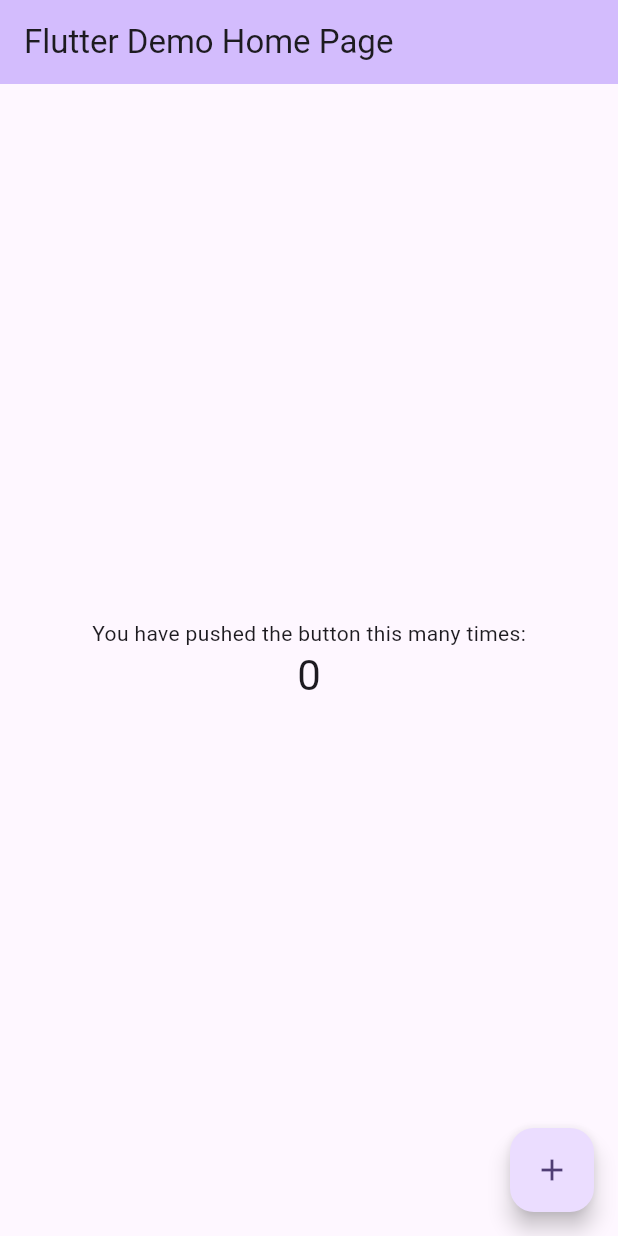
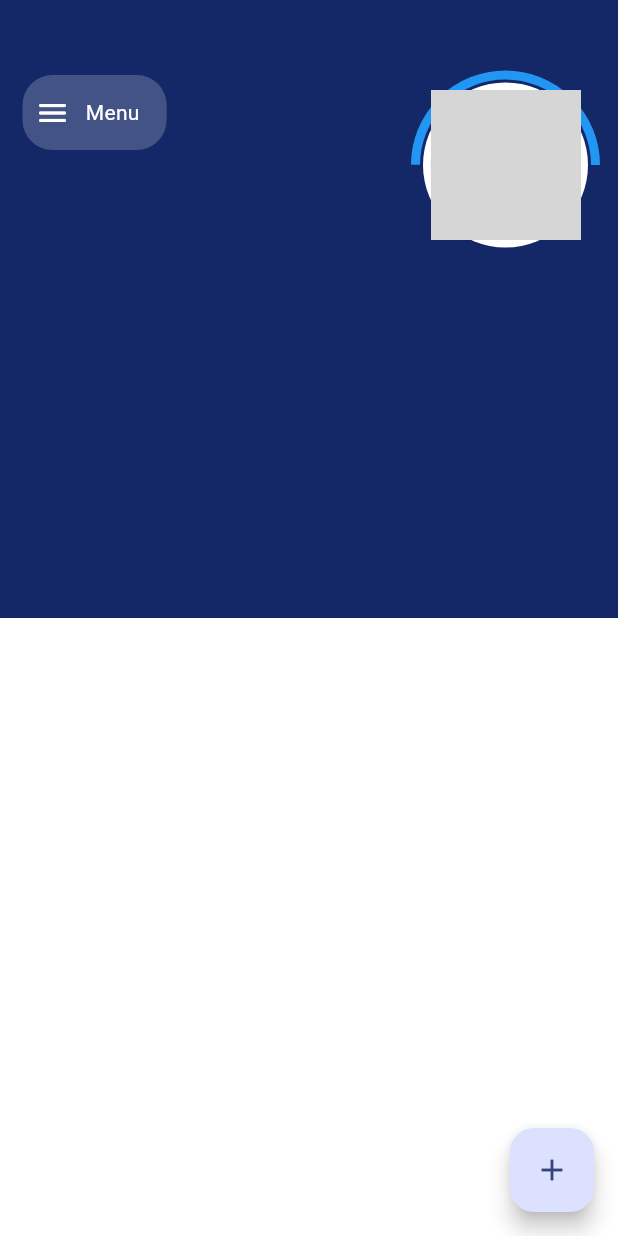
Before and after one commit to SurvilKumar/todoGetx, a Flutter app: the screen it shows after launch, on a phone screen of 412 x 824 dp. Run offline on Flutter 3.47's test engine with Material 3 defaults, Android fonts, the phone set to English and light mode, and no system bars; our stand-ins replace get; network calls fail; grey boxes are pictures that could not be loaded.

Commit message:
app bar add

```diff
--- /dev/null
+++ b/lib/core/theme/app_theme.dart
@@ -0,0 +1,9 @@
+import 'package:flutter/material.dart';
+import 'package:todo/core/utils/colors_const.dart';
+
+class AppTheme {
+  static final ThemeData lightTheme = ThemeData(
+    colorScheme: ColorScheme.fromSeed(seedColor: ColorConstant.appColor),
+    useMaterial3: true,
+  );
+}
--- /dev/null
+++ b/lib/core/utils/colors_const.dart
@@ -0,0 +1,8 @@
+import 'dart:ui';
+
+import 'package:flutter/material.dart';
+
+class ColorConstant{
+  static const Color appColor=Color.fromARGB(255, 20, 40, 103);
+  static const Color whiteColor=Colors.white;
+}
--- /dev/null
+++ b/lib/core/utils/constant.dart
@@ -0,0 +1,4 @@
+class StringConstant{
+  static String appName='Todo App';
+  static String menu='Menu';
+}
--- /dev/null
+++ b/lib/core/utils/ultility.dart
@@ -0,0 +1,8 @@
+
+
+import 'package:flutter/material.dart';
+import 'package:todo/core/utils/colors_const.dart';
+
+class Utility{
+  static const TextStyle whiteNormalText= TextStyle(color: ColorConstant.whiteColor);
+}
--- /dev/null
+++ b/lib/feature/data/repositories/task_repository.dart
@@ -0,0 +1,21 @@
+import 'package:get/get.dart';
+import '../../domain/entities/task.dart';
+
+class TaskRepository extends GetxService {
+  final RxList<Task> _tasks = <Task>[].obs;
+
+  List<Task> get tasks => _tasks;
+
+  void addTask(Task task) {
+    _tasks.add(task);
+  }
+
+  void removeTask(Task task) {
+    _tasks.remove(task);
+  }
+
+  void toggleTaskStatus(Task task) {
+    task.isCompleted = !task.isCompleted;
+    _tasks.refresh();
+  }
+}
--- /dev/null
+++ b/lib/feature/domain/entities/task.dart
@@ -0,0 +1,11 @@
+class Task {
+  final int id;
+  final String title;
+  bool isCompleted;
+
+  Task({
+    required this.id,
+    required this.title,
+    this.isCompleted = false,
+  });
+}
--- /dev/null
+++ b/lib/feature/presentation/controller/task_controller.dart
@@ -0,0 +1,23 @@
+import 'package:get/get.dart';
+
+import '../../data/repositories/task_repository.dart';
+import '../../domain/entities/task.dart';
+
+class TaskController extends GetxController {
+  final TaskRepository _taskRepository = Get.put<TaskRepository>(TaskRepository());
+
+  List<Task> get tasks => _taskRepository.tasks;
+
+  void addTask(String title) {
+    final newTask = Task(id: tasks.length + 1, title: title);
+    _taskRepository.addTask(newTask);
+  }
+
+  void removeTask(Task task) {
+    _taskRepository.removeTask(task);
+  }
+
+  void toggleTaskStatus(Task task) {
+    _taskRepository.toggleTaskStatus(task);
+  }
+}
--- /dev/null
+++ b/lib/feature/presentation/views/task_screen.dart
@@ -0,0 +1,72 @@
+import 'package:flutter/material.dart';
+import 'package:get/get.dart';
+import 'package:todo/core/utils/colors_const.dart';
+import 'package:todo/feature/presentation/widgets/half_curve.dart';
+import '../controller/task_controller.dart';
+import '../widgets/custom_drawer.dart';
+import 'add_task_screen.dart';
+
+class TaskScreen extends StatelessWidget {
+  TaskScreen({super.key});
+  final TaskController taskController = Get.put(TaskController());
+  @override
+  Widget build(BuildContext context) {
+    return Scaffold(
+      // appBar: AppBar(
+      //
+      //   backgroundColor:  ColorConstant.appColor,
+      //   leading: Padding(
+      //     padding: const EdgeInsets.all(8.0),
+      //     child: CustomDrawer(),
+      //   ),
+      //
+      // ),
+      body: Column(
+        mainAxisAlignment:MainAxisAlignment.start,
+        children: [
+          Expanded(
+            child: Container(
+              color: ColorConstant.appColor,
+              child: Padding(
+                padding: const EdgeInsets.symmetric(vertical: 50.0,horizontal: 15),
+                child: Row(
+                  crossAxisAlignment: CrossAxisAlignment.start,
+                  mainAxisAlignment: MainAxisAlignment.spaceBetween,
+                  children: [CustomDrawer(),CircularAvatarWithArc(),
+                ]),
+              ),
+            ),
+          ),
+          Expanded(
+            child: Container(
+              color: ColorConstant.whiteColor,
+              child: Row(
+                children: [CustomDrawer()],
+              ),
+            ),
+          )
+        ],
+      ),
+      // Obx(() {
+      //   return ListView.builder(
+      //     itemCount: taskController.tasks.length,
+      //     itemBuilder: (context, index) {
+      //       final task = taskController.tasks[index];
+      //       return ListTile(
+      //         title: Text(task.title),
+      //         trailing: Checkbox(
+      //           value: task.isCompleted,
+      //           onChanged: (_) => taskController.toggleTaskStatus(task),
+      //         ),
+      //         onLongPress: () => taskController.removeTask(task),
+      //       );
+      //     },
+      //   );
+      // }),
+      floatingActionButton: FloatingActionButton(
+        onPressed: () => Get.to(AddTaskScreen()),
+        child: const Icon(Icons.add),
+      ),
+    );
+  }
+}
--- /dev/null
+++ b/lib/feature/presentation/widgets/custom_drawer.dart
@@ -0,0 +1,32 @@
+import 'package:flutter/material.dart';
+import 'package:todo/core/utils/ultility.dart';
+
+import '../../../core/utils/colors_const.dart';
+import '../../../core/utils/constant.dart';
+
+class CustomDrawer extends StatelessWidget {
+  const CustomDrawer({super.key});
+
+  @override
+  Widget build(BuildContext context) => Container(
+        // width: 100,
+        height: 50,
+        decoration: BoxDecoration(
+            color: ColorConstant.whiteColor.withOpacity(0.2),
+            borderRadius: BorderRadius.circular(20)),
+        child: IconButton(
+            onPressed: () => null,
+            icon: Row(
+              children: [
+                Icon(
+                  Icons.menu_rounded,
+                  color: ColorConstant.whiteColor,
+                ),
+                Padding(
+                  padding: const EdgeInsets.symmetric(horizontal: 10.0),
+                  child: Text(StringConstant.menu,style: Utility.whiteNormalText,),
+                )
+              ],
+            )),
+      );
+}
--- /dev/null
+++ b/lib/feature/presentation/widgets/half_curve.dart
@@ -0,0 +1,60 @@
+import 'package:flutter/material.dart';
+
+class CircularAvatarWithArc extends StatelessWidget {
+  @override
+  Widget build(BuildContext context) {
+    return Stack(
+      alignment: Alignment.center,
+      children: [
+        // Custom painted arc
+        CustomPaint(
+          size: Size(120, 120), // Size of the area for the arc
+          painter: ArcPainter(),
+        ),
+        // Padding around CircleAvatar
+        Container(
+          padding: EdgeInsets.all(5), // Padding around the avatar
+          decoration: BoxDecoration(
+            shape: BoxShape.circle,
+            color: Colors.white, // Background color for the padding
+          ),
+          child: CircleAvatar(
+            radius: 50,
+            backgroundImage: NetworkImage('https://via.placeholder.com/150'), // Replace with your image
+          ),
+        ),
+      ],
+    );
+  }
+}
+
+class ArcPainter extends CustomPainter {
+  @override
+  void paint(Canvas canvas, Size size) {
+    final paint = Paint()
+      ..color = Colors.blue // Color of the arc
+      ..style = PaintingStyle.stroke
+      ..strokeWidth = 6; // Width of the arc
+
+    final path = Path();
+
+    // Create an arc
+    path.arcTo(
+      Rect.fromCenter(
+        center: Offset(size.width / 2, size.height / 2),
+        width: size.width,
+        height: size.height,
+      ),
+      0, // Start angle
+      -3.14, // Sweep angle (180 degrees)
+      false,
+    );
+
+    canvas.drawPath(path, paint);
+  }
+
+  @override
+  bool shouldRepaint(covariant CustomPainter oldDelegate) {
+    return false;
+  }
+}
--- a/lib/main.dart
+++ b/lib/main.dart
@@ -1,4 +1,9 @@
 import 'package:flutter/material.dart';
+import 'package:get/get.dart';
+import 'package:todo/routes/routes_constanst.dart';
+import 'core/theme/app_theme.dart';
+import 'core/utils/constant.dart';
+import 'routes/app_pages.dart';
 
 void main() {
   runApp(const MyApp());
@@ -7,119 +12,13 @@ void main() {
 class MyApp extends StatelessWidget {
   const MyApp({super.key});
 
-  // This widget is the root of your application.
   @override
   Widget build(BuildContext context) {
-    return MaterialApp(
-      title: 'Flutter Demo',
-      theme: ThemeData(
-        // This is the theme of your application.
-        //
-        // TRY THIS: Try running your application with "flutter run". You'll see
-        // the application has a purple toolbar. Then, without quitting the app,
-        // try changing the seedColor in the colorScheme below to Colors.green
-        // and then invoke "hot reload" (save your changes or press the "hot
-        // reload" button in a Flutter-supported IDE, or press "r" if you used
-        // the command line to start the app).
-        //
-        // Notice that the counter didn't reset back to zero; the application
-        // state is not lost during the reload. To reset the state, use hot
-        // restart instead.
-        //
-        // This works for code too, not just values: Most code changes can be
-        // tested with just a hot reload.
-        colorScheme: ColorScheme.fromSeed(seedColor: Colors.deepPurple),
-        useMaterial3: true,
-      ),
-      home: const MyHomePage(title: 'Flutter Demo Home Page'),
+    return GetMaterialApp(
+      title: StringConstant.appName,
+      theme: AppTheme.lightTheme,
+      initialRoute: AppRoutes.task,
+      getPages: AppPages.routes,
     );
   }
 }
-
-class MyHomePage extends StatefulWidget {
-  const MyHomePage({super.key, required this.title});
-
-  // This widget is the home page of your application. It is stateful, meaning
-  // that it has a State object (defined below) that contains fields that affect
-  // how it looks.
-
-  // This class is the configuration for the state. It holds the values (in this
-  // case the title) provided by the parent (in this case the App widget) and
-  // used by the build method of the State. Fields in a Widget subclass are
-  // always marked "final".
-
-  final String title;
-
-  @override
-  State<MyHomePage> createState() => _MyHomePageState();
-}
-
-class _MyHomePageState extends State<MyHomePage> {
-  int _counter = 0;
-
-  void _incrementCounter() {
-    setState(() {
-      // This call to setState tells the Flutter framework that something has
-      // changed in this State, which causes it to rerun the build method below
-      // so that the display can reflect the updated values. If we changed
-      // _counter without calling setState(), then the build method would not be
-      // called again, and so nothing would appear to happen.
-      _counter++;
-    });
-  }
-
-  @override
-  Widget build(BuildContext context) {
-    // This method is rerun every time setState is called, for instance as done
-    // by the _incrementCounter method above.
-    //
-    // The Flutter framework has been optimized to make rerunning build methods
-    // fast, so that you can just rebuild anything that needs updating rather
-    // than having to individually change instances of widgets.
-    return Scaffold(
-      appBar: AppBar(
-        // TRY THIS: Try changing the color here to a specific color (to
-        // Colors.amber, perhaps?) and trigger a hot reload to see the AppBar
-        // change color while the other colors stay the same.
-        backgroundColor: Theme.of(context).colorScheme.inversePrimary,
-        // Here we take the value from the MyHomePage object that was created by
-        // the App.build method, and use it to set our appbar title.
-        title: Text(widget.title),
-      ),
-      body: Center(
-        // Center is a layout widget. It takes a single child and positions it
-        // in the middle of the parent.
-        child: Column(
-          // Column is also a layout widget. It takes a list of children and
-          // arranges them vertically. By default, it sizes itself to fit its
-          // children horizontally, and tries to be as tall as its parent.
-          //
-          // Column has various properties to control how it sizes itself and
-          // how it positions its children. Here we use mainAxisAlignment to
-          // center the children vertically; the main axis here is the vertical
-          // axis because Columns are vertical (the cross axis would be
-          // horizontal).
-          //
-          // TRY THIS: Invoke "debug painting" (choose the "Toggle Debug Paint"
-          // action in the IDE, or press "p" in the console), to see the
-          // wireframe for each widget.
-          mainAxisAlignment: MainAxisAlignment.center,
-          children: <Widget>[
-            const Text(
-              'You have pushed the button this many times:',
-            ),
-            Text(
-              '$_counter',
-              style: Theme.of(context).textTheme.headlineMedium,
-            ),
-          ],
-        ),
-      ),
-      floatingActionButton: FloatingActionButton(
-        onPressed: _incrementCounter,
-        tooltip: 'Increment',
-        child: const Icon(Icons.add),
-      ), // This trailing comma makes auto-formatting nicer for build methods.
-    );
-  }
-}
--- /dev/null
+++ b/lib/routes/app_pages.dart
@@ -0,0 +1,15 @@
+import 'package:get/get.dart';
+import 'package:todo/routes/routes_constanst.dart';
+
+import '../feature/presentation/views/add_task_screen.dart';
+import '../feature/presentation/views/task_screen.dart';
+
+
+class AppPages {
+
+
+  static final routes = [
+    GetPage(name: AppRoutes.task, page: () => TaskScreen()),
+    GetPage(name: AppRoutes.addTask, page: () => AddTaskScreen()),
+  ];
+}
--- /dev/null
+++ b/lib/routes/routes_constanst.dart
@@ -0,0 +1,6 @@
+class AppRoutes{
+  static const  String initial = '/tasks';
+  static const String task='/tasks';
+  static const String addTask='/add-task';
+
+}
--- a/pubspec.yaml
+++ b/pubspec.yaml
@@ -34,7 +34,9 @@ dependencies:
 
   # The following adds the Cupertino Icons font to your application.
   # Use with the CupertinoIcons class for iOS style icons.
-  cupertino_icons: ^1.0.6
+  cupertino_icons: ^1.0.8
+  #State Management
+  get: ^4.6.6
 
 dev_dependencies:
   flutter_test:
```
Also changed, not shown: lib/feature/data/local/models/task_model.dart (added, +22 -0 lines), lib/feature/presentation/views/add_task_screen.dart (added, +40 -0 lines), pubspec.lock, 2 other files.
